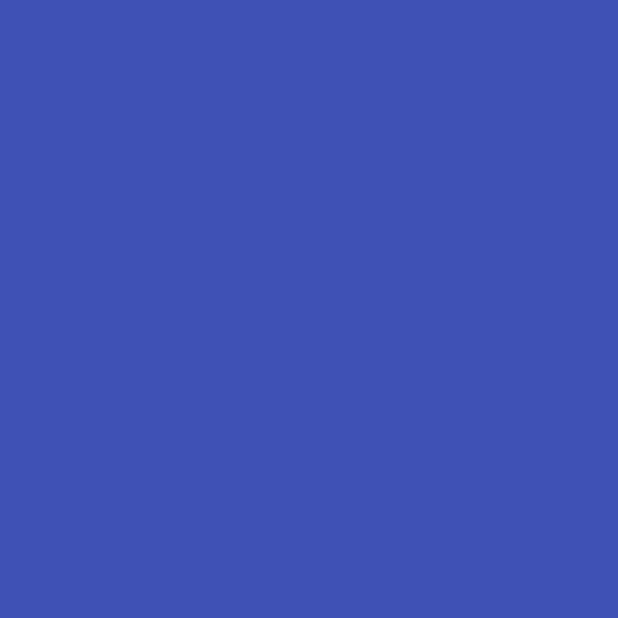
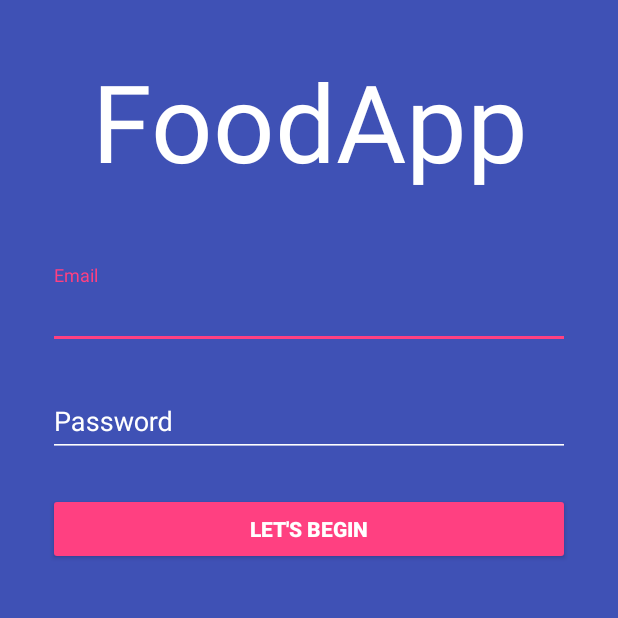
Before and after one commit to Skouriskaze/FindFood, an Android app: the screen it shows after launch (Login), on a phone screen of 412 x 824 dp, the top half of it. Before the commit the part shown is empty. Run offline under Robolectric (Android 15) with nearby library versions, the phone set to English and light mode, and no system bars.

Commit message:
updated login components

```diff
--- a/FoodApp/app/build.gradle
+++ b/FoodApp/app/build.gradle
@@ -25,6 +25,7 @@ dependencies {
         exclude group: 'com.android.support', module: 'support-annotations'
     })
     compile 'com.android.support:appcompat-v7:24.2.1'
+    compile 'com.android.support:design:24.2.1'
     compile 'com.google.android.gms:play-services:9.8.00'
     testCompile 'junit:junit:4.12'
     compile 'com.android.support.constraint:constraint-layout:1.0.0-alpha8'
--- a/FoodApp/app/src/main/java/caden/foodapp/Login.java
+++ b/FoodApp/app/src/main/java/caden/foodapp/Login.java
@@ -2,6 +2,7 @@ package caden.foodapp;
 
 import android.support.v7.app.AppCompatActivity;
 import android.os.Bundle;
+import android.view.View;
 
 public class Login extends AppCompatActivity {
 
@@ -10,4 +11,7 @@ public class Login extends AppCompatActivity {
         super.onCreate(savedInstanceState);
         setContentView(R.layout.activity_login);
     }
+
+    public void transition(View view) {}
+
 }
--- a/FoodApp/app/src/main/res/layout/activity_login.xml
+++ b/FoodApp/app/src/main/res/layout/activity_login.xml
@@ -1,6 +1,7 @@
 <?xml version="1.0" encoding="utf-8"?>
 <android.support.constraint.ConstraintLayout
     xmlns:android="http://schemas.android.com/apk/res/android"
+    xmlns:app="http://schemas.android.com/apk/res-auto"
     xmlns:tools="http://schemas.android.com/tools"
     android:id="@+id/activity_login"
     android:layout_width="match_parent"
@@ -9,4 +10,79 @@
     android:background="@color/colorPrimary"
     android:orientation="vertical">
 
+    <TextView
+        android:text="FoodApp"
+        android:layout_width="352dp"
+        android:layout_height="wrap_content"
+        android:id="@+id/productLbl"
+        android:textSize="72sp"
+        android:textColor="#fff"
+        android:textAlignment="center"
+        android:layout_marginStart="16dp"
+        app:layout_constraintLeft_toLeftOf="parent"
+        android:layout_marginEnd="16dp"
+        app:layout_constraintRight_toRightOf="parent"
+        android:layout_marginTop="32dp"
+        app:layout_constraintTop_toTopOf="parent"/>
+
+    <android.support.design.widget.TextInputLayout
+        android:layout_width="0dp"
+        android:layout_height="wrap_content"
+        android:id="@+id/emailHolder"
+        android:layout_marginStart="32dp"
+        app:layout_constraintLeft_toLeftOf="parent"
+        android:layout_marginEnd="32dp"
+        app:layout_constraintRight_toRightOf="parent"
+        android:layout_marginTop="48dp"
+        app:layout_constraintTop_toBottomOf="@+id/productLbl">
+
+        <AutoCompleteTextView
+            android:id="@+id/email"
+            android:layout_width="match_parent"
+            android:layout_height="wrap_content"
+            android:hint="Email"
+            android:inputType="textEmailAddress"
+            android:maxLines="1"
+            android:imeOptions="actionNext"/>
+
+    </android.support.design.widget.TextInputLayout>
+
+    <android.support.design.widget.TextInputLayout
+        android:layout_width="0dp"
+        android:layout_height="wrap_content"
+        app:layout_constraintLeft_toLeftOf="parent"
+        android:layout_marginStart="32dp"
+        android:layout_marginEnd="32dp"
+        app:layout_constraintRight_toRightOf="parent"
+        android:layout_marginTop="16dp"
+        app:layout_constraintTop_toBottomOf="@+id/emailHolder"
+        android:id="@+id/pswHolder">
+
+        <EditText
+            android:id="@+id/password"
+            android:layout_width="match_parent"
+            android:layout_height="wrap_content"
+            android:hint="Password"
+            android:imeActionId="@+id/login"
+            android:imeOptions="actionDone"
+            android:inputType="textPassword"
+            android:maxLines="1"
+            android:textColor="#fff"/>
+    </android.support.design.widget.TextInputLayout>
+
+    <Button
+        android:id="@+id/email_sign_in_button"
+        style="@style/Widget.AppCompat.Button.Colored"
+        android:layout_width="0dp"
+        android:layout_height="wrap_content"
+        android:text="Let's Begin"
+        android:textStyle="bold"
+        android:layout_marginEnd="32dp"
+        app:layout_constraintRight_toRightOf="parent"
+        android:layout_marginStart="32dp"
+        app:layout_constraintLeft_toLeftOf="parent"
+        android:layout_marginTop="24dp"
+        android:onClick="transition"
+        app:layout_constraintTop_toBottomOf="@+id/pswHolder"/>
+
 </android.support.constraint.ConstraintLayout>
```
